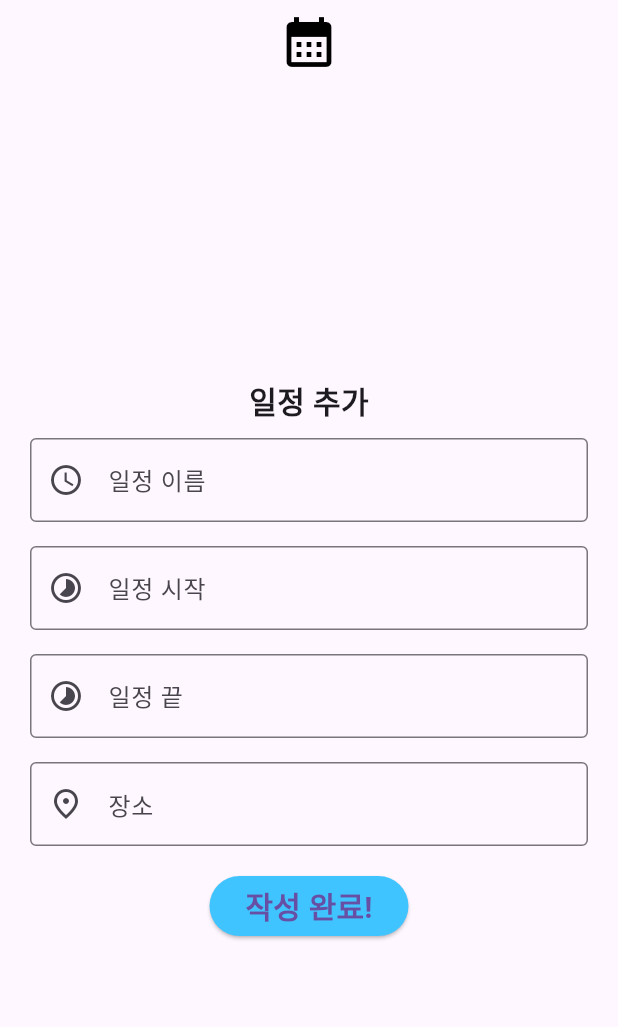
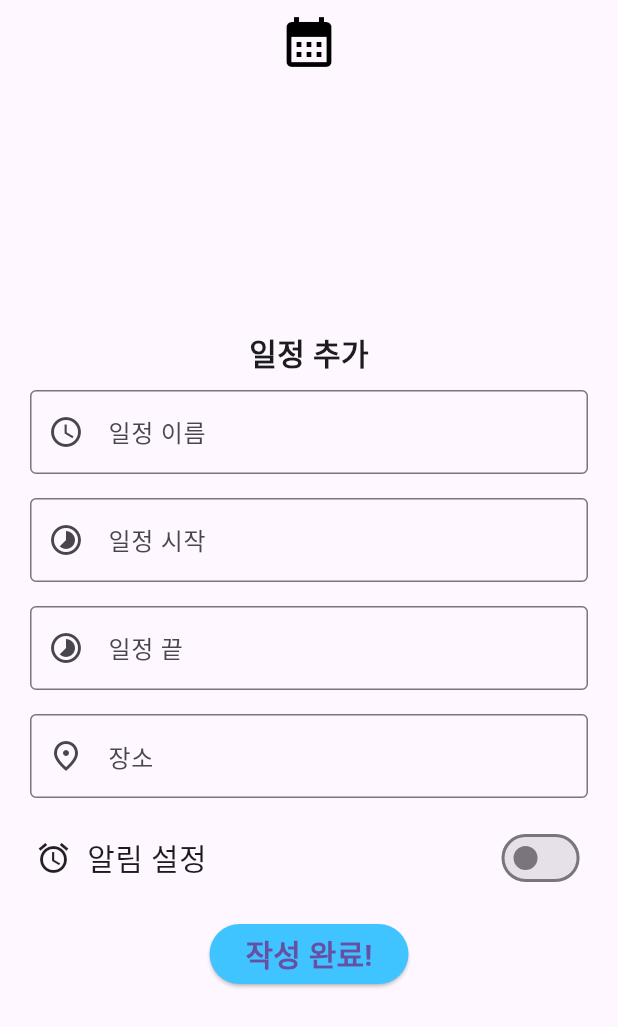
Before and after one commit to leeseoooo/Hurry_up, a Flutter app: the schedule screen opened directly, after a tap on "전체공유", on a phone screen of 412 x 824 dp. Shown: the top 1027 px of the screen. Run offline on Flutter 3.47's test engine with Material 3 defaults, Android fonts, the phone set to English and light mode, and no system bars; our stand-ins replace geocoding, geolocator, google_maps_flutter; missing offline and left inert: mysql_client.

Commit message:
스케줄 추가 화면 : 알람 유무 설정 추가

```diff
--- a/lib/addSchedule.dart
+++ b/lib/addSchedule.dart
@@ -37,6 +37,7 @@ class _addPersonScreenState extends State<addPersonScreen> {
   final TextEditingController finishDateTimeController = TextEditingController();
   double? selectedLat;
   double? selectedLng;
+  bool switchValue = false;
 
   Future<void> pickStartDateTime() async {
     DateTime? date = await showDatePicker(
@@ -156,6 +157,21 @@ class _addPersonScreenState extends State<addPersonScreen> {
               },
             ),
             SizedBox(height: 16),
+            Row(
+              children: [
+                Text(' '),
+                Icon(Icons.alarm),
+                Text('  알림 설정                                     ', style: TextStyle(fontSize: 20)),
+                Switch(
+                  value: switchValue,
+                  onChanged: (bool value) {
+                    setState(() {
+                      switchValue = value;
+                    });
+                  },
+                ),]
+            ),
+            SizedBox(height: 16),
             ElevatedButton(
                 onPressed: () async {
                   String start = startDateTimeController.text;
```
